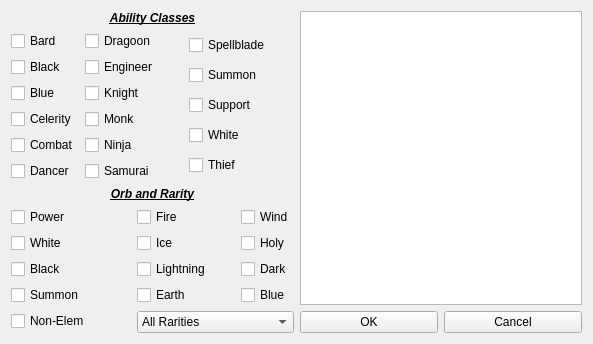
Qt form ability_selector.ui (Tibonium/ffrk_abilities) before a commit.
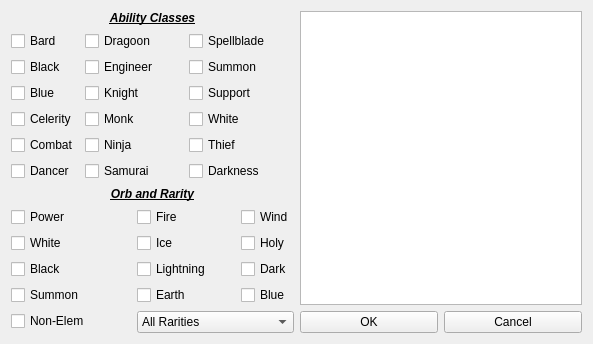
The same form after that commit.

What changed in the file:
```diff
--- a/ability_selector.ui
+++ b/ability_selector.ui
@@ -147,6 +147,13 @@
            </property>
           </widget>
          </item>
+         <item>
+          <widget class="QCheckBox" name="darkness_cb">
+           <property name="text">
+            <string>Darkness</string>
+           </property>
+          </widget>
+         </item>
         </layout>
        </item>
        <item row="3" column="0" rowspan="2" colspan="2">
```
